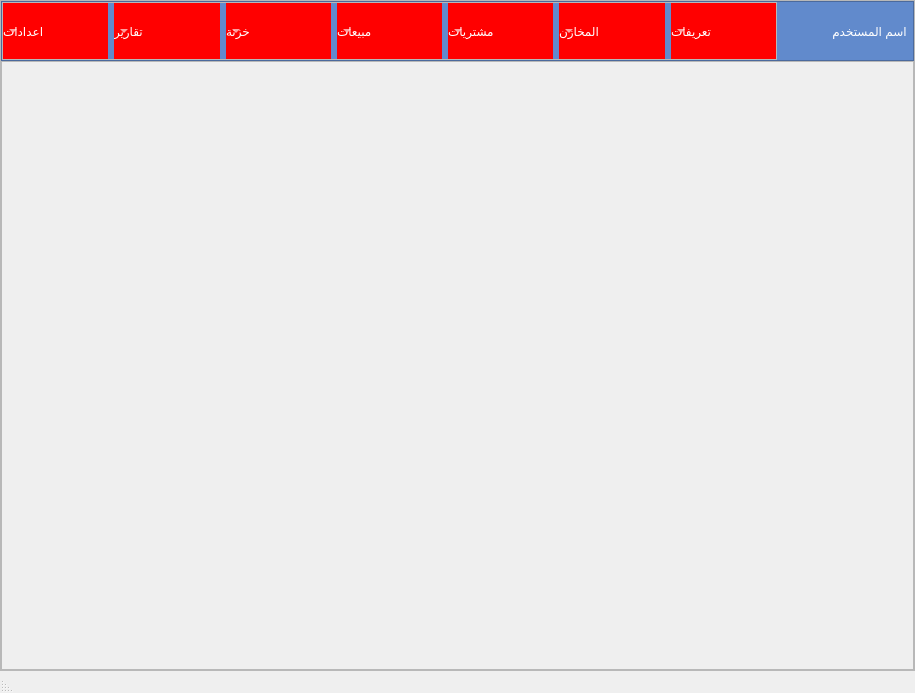
Above: modules/home/ui/home.ui from Mahmoud1478/icestore before the change. Below: the same form after it.
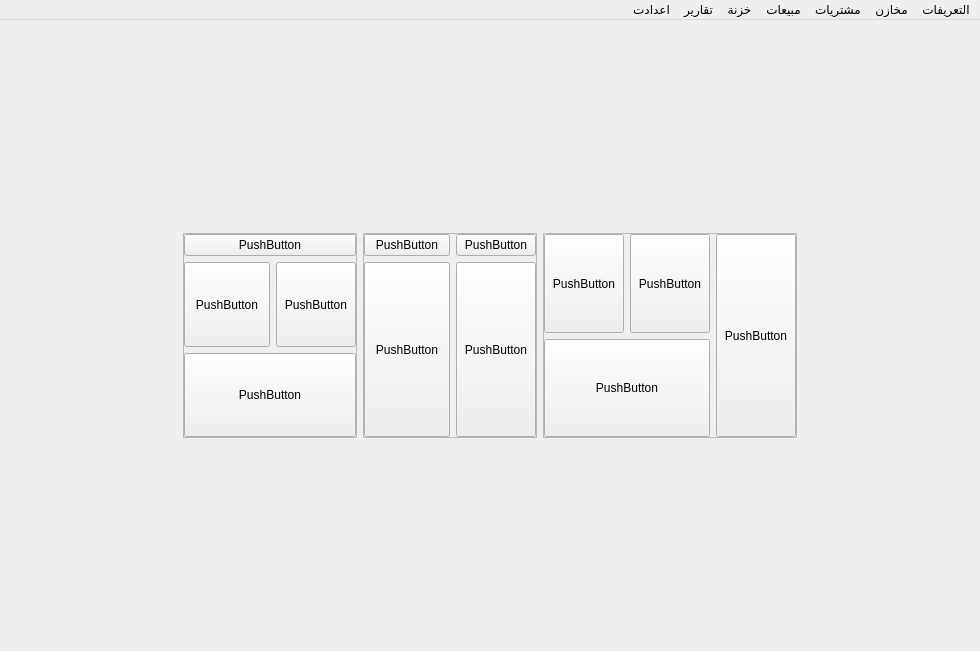
That is the form after the change. Icons and pictures are not drawn. Custom widgets are drawn as their Qt base class.

The edit to the form file:
```diff
--- a/modules/home/ui/home.ui
+++ b/modules/home/ui/home.ui
@@ -6,8 +6,8 @@
    <rect>
     <x>0</x>
     <y>0</y>
-    <width>915</width>
-    <height>693</height>
+    <width>980</width>
+    <height>651</height>
    </rect>
   </property>
   <property name="windowTitle">
@@ -26,10 +26,10 @@
    <locale language="Arabic" country="Egypt"/>
   </property>
   <widget class="QWidget" name="centralwidget">
+   <property name="styleSheet">
+    <string notr="true"/>
+   </property>
    <layout class="QHBoxLayout" name="horizontalLayout">
-    <property name="spacing">
-     <number>0</number>
-    </property>
     <property name="leftMargin">
      <number>0</number>
     </property>
@@ -43,412 +43,398 @@
      <number>0</number>
     </property>
     <item>
-     <widget class="QFrame" name="frame">
-      <property name="frameShape">
-       <enum>QFrame::StyledPanel</enum>
-      </property>
-      <property name="frameShadow">
-       <enum>QFrame::Raised</enum>
-      </property>
-      <layout class="QVBoxLayout" name="verticalLayout">
-       <property name="spacing">
-        <number>0</number>
-       </property>
-       <property name="leftMargin">
-        <number>0</number>
-       </property>
-       <property name="topMargin">
-        <number>0</number>
-       </property>
-       <property name="rightMargin">
-        <number>0</number>
-       </property>
-       <property name="bottomMargin">
-        <number>0</number>
-       </property>
-       <item>
-        <widget class="QFrame" name="menui">
-         <property name="maximumSize">
-          <size>
-           <width>16777215</width>
-           <height>60</height>
-          </size>
-         </property>
-         <property name="layoutDirection">
-          <enum>Qt::RightToLeft</enum>
-         </property>
-         <property name="styleSheet">
-          <string notr="true">QToolButton{
-	background-color:red;	
-	border:none;
-	color:white;
-}
-#menui{
-	background-color: rgb(97, 138, 204);
-
+     <widget class="QStackedWidget" name="stacked">
+      <property name="styleSheet">
+       <string notr="true">#home_page{
+	border-image: url(:/assets/images/bg_home.jpg);
 
 }</string>
-         </property>
-         <property name="frameShape">
-          <enum>QFrame::StyledPanel</enum>
-         </property>
-         <property name="frameShadow">
-          <enum>QFrame::Raised</enum>
-         </property>
-         <layout class="QHBoxLayout" name="horizontalLayout_2">
-          <property name="spacing">
-           <number>0</number>
+      </property>
+      <property name="currentIndex">
+       <number>0</number>
+      </property>
+      <widget class="QWidget" name="home_page">
+       <layout class="QGridLayout" name="gridLayout_4">
+        <item row="2" column="2">
+         <spacer name="verticalSpacer">
+          <property name="orientation">
+           <enum>Qt::Vertical</enum>
           </property>
-          <property name="leftMargin">
-           <number>0</number>
+          <property name="sizeHint" stdset="0">
+           <size>
+            <width>20</width>
+            <height>40</height>
+           </size>
           </property>
-          <property name="topMargin">
-           <number>0</number>
+         </spacer>
+        </item>
+        <item row="1" column="2">
+         <widget class="QFrame" name="frame_3">
+          <property name="frameShape">
+           <enum>QFrame::StyledPanel</enum>
           </property>
-          <property name="rightMargin">
-           <number>6</number>
+          <property name="frameShadow">
+           <enum>QFrame::Raised</enum>
           </property>
-          <property name="bottomMargin">
-           <number>0</number>
+          <layout class="QGridLayout" name="gridLayout_3">
+           <property name="leftMargin">
+            <number>0</number>
+           </property>
+           <property name="topMargin">
+            <number>0</number>
+           </property>
+           <property name="rightMargin">
+            <number>0</number>
+           </property>
+           <property name="bottomMargin">
+            <number>0</number>
+           </property>
+           <item row="0" column="0" rowspan="2" colspan="2">
+            <widget class="QPushButton" name="pushButton_12">
+             <property name="sizePolicy">
+              <sizepolicy hsizetype="Expanding" vsizetype="Expanding">
+               <horstretch>0</horstretch>
+               <verstretch>0</verstretch>
+              </sizepolicy>
+             </property>
+             <property name="text">
+              <string>PushButton</string>
+             </property>
+            </widget>
+           </item>
+           <item row="2" column="0" colspan="2">
+            <widget class="QPushButton" name="pushButton_10">
+             <property name="sizePolicy">
+              <sizepolicy hsizetype="Expanding" vsizetype="Expanding">
+               <horstretch>0</horstretch>
+               <verstretch>0</verstretch>
+              </sizepolicy>
+             </property>
+             <property name="text">
+              <string>PushButton</string>
+             </property>
+            </widget>
+           </item>
+           <item row="2" column="2">
+            <widget class="QPushButton" name="pushButton_9">
+             <property name="sizePolicy">
+              <sizepolicy hsizetype="Expanding" vsizetype="Expanding">
+               <horstretch>0</horstretch>
+               <verstretch>0</verstretch>
+              </sizepolicy>
+             </property>
+             <property name="text">
+              <string>PushButton</string>
+             </property>
+            </widget>
+           </item>
+           <item row="0" column="2" rowspan="2">
+            <widget class="QPushButton" name="pushButton_8">
+             <property name="sizePolicy">
+              <sizepolicy hsizetype="Expanding" vsizetype="Expanding">
+               <horstretch>0</horstretch>
+               <verstretch>0</verstretch>
+              </sizepolicy>
+             </property>
+             <property name="text">
+              <string>PushButton</string>
+             </property>
+            </widget>
+           </item>
+          </layout>
+         </widget>
+        </item>
+        <item row="1" column="1">
+         <widget class="QFrame" name="frame">
+          <property name="frameShape">
+           <enum>QFrame::StyledPanel</enum>
           </property>
-          <item>
-           <widget class="QLabel" name="label">
-            <property name="maximumSize">
-             <size>
-              <width>16777215</width>
-              <height>16777215</height>
-             </size>
-            </property>
-            <property name="styleSheet">
-             <string notr="true">color: rgb(255, 255, 255);
-padding-right:15px;</string>
-            </property>
-            <property name="text">
-             <string>اسم المستخدم</string>
-            </property>
-            <property name="alignment">
-             <set>Qt::AlignCenter</set>
-            </property>
-           </widget>
-          </item>
-          <item>
-           <spacer name="horizontalSpacer">
-            <property name="orientation">
-             <enum>Qt::Horizontal</enum>
-            </property>
-            <property name="sizeType">
-             <enum>QSizePolicy::Minimum</enum>
-            </property>
-            <property name="sizeHint" stdset="0">
-             <size>
-              <width>40</width>
-              <height>20</height>
-             </size>
-            </property>
-           </spacer>
-          </item>
-          <item>
-           <widget class="QFrame" name="frame_2">
-            <property name="frameShape">
-             <enum>QFrame::StyledPanel</enum>
-            </property>
-            <property name="frameShadow">
-             <enum>QFrame::Raised</enum>
-            </property>
-            <layout class="QHBoxLayout" name="horizontalLayout_3">
-             <property name="spacing">
-              <number>6</number>
+          <property name="frameShadow">
+           <enum>QFrame::Raised</enum>
+          </property>
+          <layout class="QGridLayout" name="gridLayout">
+           <property name="leftMargin">
+            <number>0</number>
+           </property>
+           <property name="topMargin">
+            <number>0</number>
+           </property>
+           <property name="rightMargin">
+            <number>0</number>
+           </property>
+           <property name="bottomMargin">
+            <number>0</number>
+           </property>
+           <item row="0" column="2">
+            <widget class="QPushButton" name="pushButton_3">
+             <property name="sizePolicy">
+              <sizepolicy hsizetype="Expanding" vsizetype="Expanding">
+               <horstretch>0</horstretch>
+               <verstretch>0</verstretch>
+              </sizepolicy>
              </property>
-             <property name="leftMargin">
-              <number>0</number>
+             <property name="text">
+              <string>PushButton</string>
              </property>
-             <property name="topMargin">
-              <number>0</number>
+            </widget>
+           </item>
+           <item row="0" column="0" rowspan="2">
+            <widget class="QPushButton" name="pushButton">
+             <property name="sizePolicy">
+              <sizepolicy hsizetype="Expanding" vsizetype="Expanding">
+               <horstretch>0</horstretch>
+               <verstretch>0</verstretch>
+              </sizepolicy>
              </property>
-             <property name="rightMargin">
-              <number>0</number>
+             <property name="text">
+              <string>PushButton</string>
              </property>
-             <property name="bottomMargin">
-              <number>0</number>
+            </widget>
+           </item>
+           <item row="0" column="1">
+            <widget class="QPushButton" name="pushButton_2">
+             <property name="sizePolicy">
+              <sizepolicy hsizetype="Expanding" vsizetype="Expanding">
+               <horstretch>0</horstretch>
+               <verstretch>0</verstretch>
+              </sizepolicy>
              </property>
-             <item>
-              <widget class="QToolButton" name="information">
-               <property name="sizePolicy">
-                <sizepolicy hsizetype="MinimumExpanding" vsizetype="MinimumExpanding">
-                 <horstretch>0</horstretch>
-                 <verstretch>0</verstretch>
-                </sizepolicy>
-               </property>
-               <property name="maximumSize">
-                <size>
-                 <width>16777215</width>
-                 <height>16777215</height>
-                </size>
-               </property>
-               <property name="text">
-                <string>تعريفات</string>
-               </property>
-               <property name="iconSize">
-                <size>
-                 <width>16</width>
-                 <height>16</height>
-                </size>
-               </property>
-               <property name="checkable">
-                <bool>false</bool>
-               </property>
-               <property name="popupMode">
-                <enum>QToolButton::InstantPopup</enum>
-               </property>
-               <property name="toolButtonStyle">
-                <enum>Qt::ToolButtonTextBesideIcon</enum>
-               </property>
-               <property name="autoRaise">
-                <bool>true</bool>
-               </property>
-               <property name="arrowType">
-                <enum>Qt::DownArrow</enum>
-               </property>
-              </widget>
-             </item>
-             <item>
-              <widget class="QToolButton" name="stores">
-               <property name="sizePolicy">
-                <sizepolicy hsizetype="MinimumExpanding" vsizetype="MinimumExpanding">
-                 <horstretch>0</horstretch>
-                 <verstretch>0</verstretch>
-                </sizepolicy>
-               </property>
-               <property name="maximumSize">
-                <size>
-                 <width>16777215</width>
-                 <height>16777215</height>
-                </size>
-               </property>
-               <property name="text">
-                <string>المخازن</string>
-               </property>
-               <property name="popupMode">
-                <enum>QToolButton::InstantPopup</enum>
-               </property>
-               <property name="toolButtonStyle">
-                <enum>Qt::ToolButtonTextBesideIcon</enum>
-               </property>
-               <property name="autoRaise">
-                <bool>true</bool>
-               </property>
-               <property name="arrowType">
-                <enum>Qt::DownArrow</enum>
-               </property>
-              </widget>
-             </item>
-             <item>
-              <widget class="QToolButton" name="purchases">
-               <property name="sizePolicy">
-                <sizepolicy hsizetype="MinimumExpanding" vsizetype="MinimumExpanding">
-                 <horstretch>0</horstretch>
-                 <verstretch>0</verstretch>
-                </sizepolicy>
-               </property>
-               <property name="maximumSize">
-                <size>
-                 <width>16777215</width>
-                 <height>16777215</height>
-                </size>
-               </property>
-               <property name="text">
-                <string>مشتريات</string>
-               </property>
-               <property name="popupMode">
-                <enum>QToolButton::InstantPopup</enum>
-               </property>
-               <property name="toolButtonStyle">
-                <enum>Qt::ToolButtonTextBesideIcon</enum>
-               </property>
-               <property name="autoRaise">
-                <bool>true</bool>
-               </property>
-               <property name="arrowType">
-                <enum>Qt::DownArrow</enum>
-               </property>
-              </widget>
-             </item>
-             <item>
-              <widget class="QToolButton" name="sales">
-               <property name="sizePolicy">
-                <sizepolicy hsizetype="MinimumExpanding" vsizetype="MinimumExpanding">
-                 <horstretch>0</horstretch>
-                 <verstretch>0</verstretch>
-                </sizepolicy>
-               </property>
-               <property name="maximumSize">
-                <size>
-                 <width>16777215</width>
-                 <height>16777215</height>
-                </size>
-               </property>
-               <property name="text">
-                <string>مبيعات</string>
-               </property>
-               <property name="popupMode">
-                <enum>QToolButton::InstantPopup</enum>
-               </property>
-               <property name="toolButtonStyle">
-                <enum>Qt::ToolButtonTextBesideIcon</enum>
-               </property>
-               <property name="autoRaise">
-                <bool>true</bool>
-               </property>
-               <property name="arrowType">
-                <enum>Qt::DownArrow</enum>
-               </property>
-              </widget>
-             </item>
-             <item>
-              <widget class="QToolButton" name="save">
-               <property name="sizePolicy">
-                <sizepolicy hsizetype="MinimumExpanding" vsizetype="MinimumExpanding">
-                 <horstretch>0</horstretch>
-                 <verstretch>0</verstretch>
-                </sizepolicy>
-               </property>
-               <property name="maximumSize">
-                <size>
-                 <width>16777215</width>
-                 <height>16777215</height>
-                </size>
-               </property>
-               <property name="text">
-                <string>خزنة</string>
-               </property>
-               <property name="popupMode">
-                <enum>QToolButton::InstantPopup</enum>
-               </property>
-               <property name="toolButtonStyle">
-                <enum>Qt::ToolButtonTextBesideIcon</enum>
-               </property>
-               <property name="autoRaise">
-                <bool>true</bool>
-               </property>
-               <property name="arrowType">
-                <enum>Qt::DownArrow</enum>
-               </property>
-              </widget>
-             </item>
-             <item>
-              <widget class="QToolButton" name="reports">
-               <property name="sizePolicy">
-                <sizepolicy hsizetype="MinimumExpanding" vsizetype="MinimumExpanding">
-                 <horstretch>0</horstretch>
-                 <verstretch>0</verstretch>
-                </sizepolicy>
-               </property>
-               <property name="maximumSize">
-                <size>
-                 <width>16777215</width>
-                 <height>16777215</height>
-                </size>
-               </property>
-               <property name="text">
-                <string>تقارير</string>
-               </property>
-               <property name="popupMode">
-                <enum>QToolButton::InstantPopup</enum>
-               </property>
-               <property name="toolButtonStyle">
-                <enum>Qt::ToolButtonTextBesideIcon</enum>
-               </property>
-               <property name="autoRaise">
-                <bool>true</bool>
-               </property>
-               <property name="arrowType">
-                <enum>Qt::DownArrow</enum>
-               </property>
-              </widget>
-             </item>
-             <item>
-              <widget class="QToolButton" name="setting">
-               <property name="sizePolicy">
-                <sizepolicy hsizetype="MinimumExpanding" vsizetype="MinimumExpanding">
-                 <horstretch>0</horstretch>
-                 <verstretch>0</verstretch>
-                </sizepolicy>
-               </property>
-               <property name="maximumSize">
-                <size>
-                 <width>16777215</width>
-                 <height>16777215</height>
-                </size>
-               </property>
-               <property name="text">
-                <string>اعدادات</string>
-               </property>
-               <property name="popupMode">
-                <enum>QToolButton::InstantPopup</enum>
-               </property>
-               <property name="toolButtonStyle">
-                <enum>Qt::ToolButtonTextBesideIcon</enum>
-               </property>
-               <property name="autoRaise">
-                <bool>true</bool>
-               </property>
-               <property name="arrowType">
-                <enum>Qt::DownArrow</enum>
-               </property>
-              </widget>
-             </item>
-            </layout>
-           </widget>
-          </item>
-         </layout>
-        </widget>
-       </item>
-       <item>
-        <widget class="QFrame" name="body">
-         <property name="maximumSize">
-          <size>
-           <width>16777215</width>
-           <height>16777215</height>
-          </size>
-         </property>
-         <property name="frameShape">
-          <enum>QFrame::StyledPanel</enum>
-         </property>
-         <property name="frameShadow">
-          <enum>QFrame::Raised</enum>
-         </property>
-        </widget>
-       </item>
-      </layout>
+             <property name="text">
+              <string>PushButton</string>
+             </property>
+            </widget>
+           </item>
+           <item row="1" column="1" colspan="2">
+            <widget class="QPushButton" name="pushButton_4">
+             <property name="sizePolicy">
+              <sizepolicy hsizetype="Expanding" vsizetype="Expanding">
+               <horstretch>0</horstretch>
+               <verstretch>0</verstretch>
+              </sizepolicy>
+             </property>
+             <property name="text">
+              <string>PushButton</string>
+             </property>
+            </widget>
+           </item>
+          </layout>
+         </widget>
+        </item>
+        <item row="1" column="3">
+         <widget class="QFrame" name="frame_2">
+          <property name="frameShape">
+           <enum>QFrame::StyledPanel</enum>
+          </property>
+          <property name="frameShadow">
+           <enum>QFrame::Raised</enum>
+          </property>
+          <layout class="QGridLayout" name="gridLayout_2">
+           <property name="leftMargin">
+            <number>0</number>
+           </property>
+           <property name="topMargin">
+            <number>0</number>
+           </property>
+           <property name="rightMargin">
+            <number>0</number>
+           </property>
+           <property name="bottomMargin">
+            <number>0</number>
+           </property>
+           <item row="2" column="2">
+            <widget class="QPushButton" name="pushButton_11">
+             <property name="sizePolicy">
+              <sizepolicy hsizetype="Expanding" vsizetype="Expanding">
+               <horstretch>0</horstretch>
+               <verstretch>0</verstretch>
+              </sizepolicy>
+             </property>
+             <property name="text">
+              <string>PushButton</string>
+             </property>
+            </widget>
+           </item>
+           <item row="2" column="0" colspan="2">
+            <widget class="QPushButton" name="pushButton_5">
+             <property name="sizePolicy">
+              <sizepolicy hsizetype="Expanding" vsizetype="Expanding">
+               <horstretch>0</horstretch>
+               <verstretch>0</verstretch>
+              </sizepolicy>
+             </property>
+             <property name="text">
+              <string>PushButton</string>
+             </property>
+            </widget>
+           </item>
+           <item row="4" column="0" colspan="3">
+            <widget class="QPushButton" name="pushButton_6">
+             <property name="sizePolicy">
+              <sizepolicy hsizetype="Expanding" vsizetype="Expanding">
+               <horstretch>0</horstretch>
+               <verstretch>0</verstretch>
+              </sizepolicy>
+             </property>
+             <property name="text">
+              <string>PushButton</string>
+             </property>
+            </widget>
+           </item>
+           <item row="0" column="0" rowspan="2" colspan="3">
+            <widget class="QPushButton" name="pushButton_7">
+             <property name="sizePolicy">
+              <sizepolicy hsizetype="Expanding" vsizetype="Expanding">
+               <horstretch>0</horstretch>
+               <verstretch>0</verstretch>
+              </sizepolicy>
+             </property>
+             <property name="text">
+              <string>PushButton</string>
+             </property>
+            </widget>
+           </item>
+          </layout>
+         </widget>
+        </item>
+        <item row="0" column="2">
+         <spacer name="verticalSpacer_2">
+          <property name="orientation">
+           <enum>Qt::Vertical</enum>
+          </property>
+          <property name="sizeHint" stdset="0">
+           <size>
+            <width>20</width>
+            <height>40</height>
+           </size>
+          </property>
+         </spacer>
+        </item>
+        <item row="1" column="0">
+         <spacer name="horizontalSpacer_3">
+          <property name="orientation">
+           <enum>Qt::Horizontal</enum>
+          </property>
+          <property name="sizeHint" stdset="0">
+           <size>
+            <width>40</width>
+            <height>20</height>
+           </size>
+          </property>
+         </spacer>
+        </item>
+        <item row="1" column="4">
+         <spacer name="horizontalSpacer_4">
+          <property name="orientation">
+           <enum>Qt::Horizontal</enum>
+          </property>
+          <property name="sizeHint" stdset="0">
+           <size>
+            <width>40</width>
+            <height>20</height>
+           </size>
+          </property>
+         </spacer>
+        </item>
+       </layout>
+      </widget>
+      <widget class="CategoryController" name="category"/>
+      <widget class="QWidget" name="items"/>
+      <widget class="QWidget" name="Stores"/>
+      <widget class="QWidget" name="units"/>
      </widget>
     </item>
    </layout>
   </widget>
-  <widget class="QStatusBar" name="statusbar"/>
-  <action name="add_category">
-   <property name="text">
-    <string>اقسام</string>
+  <widget class="QMenuBar" name="menuBar">
+   <property name="geometry">
+    <rect>
+     <x>0</x>
+     <y>0</y>
+     <width>980</width>
+     <height>36</height>
+    </rect>
    </property>
-  </action>
-  <action name="add_product">
-   <property name="text">
-    <string>الأصناف</string>
+   <property name="styleSheet">
+    <string notr="true"/>
    </property>
-  </action>
-  <action name="add_stock">
-   <property name="text">
-    <string>المخازن</string>
+   <property name="defaultUp">
+    <bool>false</bool>
    </property>
-  </action>
-  <action name="add_unit">
-   <property name="text">
-    <string>الوحدات</string>
-   </property>
-   <property name="iconText">
-    <string>الوحدات</string>
-   </property>
-  </action>
+   <widget class="QMenu" name="stores">
+    <property name="tabletTracking">
+     <bool>false</bool>
+    </property>
+    <property name="contextMenuPolicy">
+     <enum>Qt::DefaultContextMenu</enum>
+    </property>
+    <property name="tearOffEnabled">
+     <bool>false</bool>
+    </property>
+    <property name="title">
+     <string>مخازن</string>
+    </property>
+    <property name="separatorsCollapsible">
+     <bool>false</bool>
+    </property>
+    <property name="toolTipsVisible">
+     <bool>false</bool>
+    </property>
+   </widget>
+   <widget class="QMenu" name="purchases">
+    <property name="title">
+     <string>مشتريات</string>
+    </property>
+   </widget>
+   <widget class="QMenu" name="sales">
+    <property name="title">
+     <string>مبيعات</string>
+    </property>
+   </widget>
+   <widget class="QMenu" name="save">
+    <property name="title">
+     <string>خزنة</string>
+    </property>
+   </widget>
+   <widget class="QMenu" name="setting">
+    <property name="title">
+     <string>اعدادت</string>
+    </property>
+   </widget>
+   <widget class="QMenu" name="reports">
+    <property name="title">
+     <string>تقارير</string>
+    </property>
+   </widget>
+   <widget class="QMenu" name="information">
+    <property name="layoutDirection">
+     <enum>Qt::LeftToRight</enum>
+    </property>
+    <property name="styleSheet">
+     <string notr="true"/>
+    </property>
+    <property name="title">
+     <string>التعريفات</string>
+    </property>
+   </widget>
+   <addaction name="information"/>
+   <addaction name="stores"/>
+   <addaction name="purchases"/>
+   <addaction name="sales"/>
+   <addaction name="save"/>
+   <addaction name="reports"/>
+   <addaction name="setting"/>
+  </widget>
  </widget>
- <resources/>
+ <customwidgets>
+  <customwidget>
+   <class>CategoryController</class>
+   <extends>QWidget</extends>
+   <header location="global">modules/categories/categorycontroller.h</header>
+   <container>1</container>
+  </customwidget>
+ </customwidgets>
+ <resources>
+  <include location="../../../Resorces.qrc"/>
+ </resources>
  <connections/>
 </ui>
```
